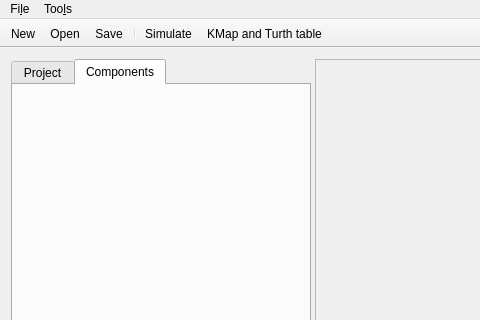
Sefrwahed/LogicSim, file src/mainwindow.ui: the form before one commit; both pictures show x 0 to 480 and y 0 to 320 of the 1280 by 812 pixel window.
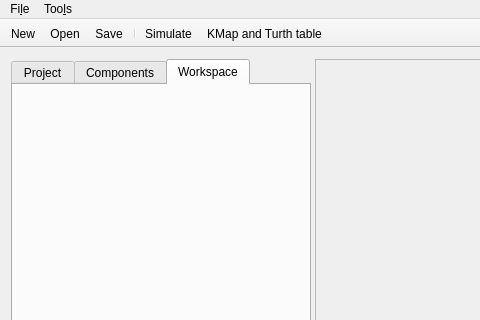
The form after the commit. The open tabs and pages were chosen to show the change. Icons and pictures are not drawn.

Patch:
```diff
--- a/src/mainwindow.ui
+++ b/src/mainwindow.ui
@@ -54,6 +54,16 @@
           </item>
          </layout>
         </widget>
+        <widget class="QWidget" name="tab_3">
+         <attribute name="title">
+          <string>Workspace</string>
+         </attribute>
+         <layout class="QVBoxLayout" name="verticalLayout_2">
+          <item>
+           <layout class="QGridLayout" name="gridLayout_6"/>
+          </item>
+         </layout>
+        </widget>
        </widget>
       </widget>
       <widget class="QFrame" name="frame">
```
Left out of the diff: 2 changed lines with no effect on the pictures.
